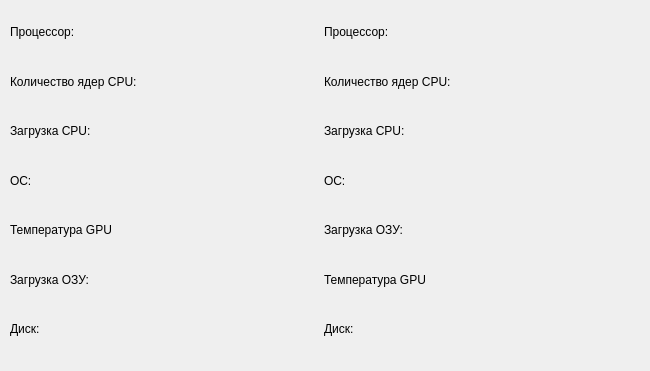
Nam4ik/LMS-Disk, file src/frontend/SysInfo.ui: the form before one commit.
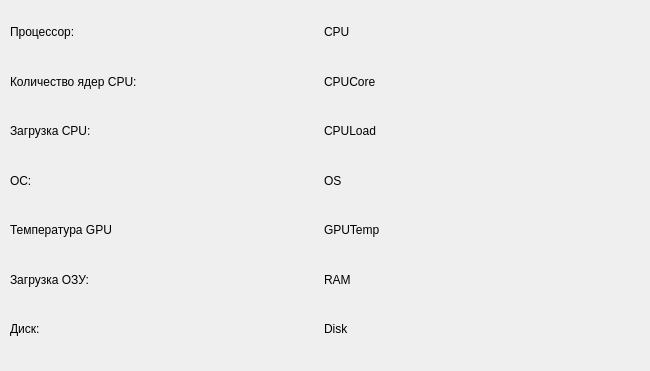
The form after the commit.

Commit message: Edited ui templates, fixing issue with unresizable widgets.

What changed in the file:
```diff
--- a/src/frontend/SysInfo.ui
+++ b/src/frontend/SysInfo.ui
@@ -13,7 +13,7 @@
   <property name="windowTitle">
    <string>Form</string>
   </property>
-  <widget class="QWidget" name="">
+  <widget class="QWidget" name="layoutWidget">
    <property name="geometry">
     <rect>
      <x>10</x>
@@ -83,49 +83,49 @@
         <item>
          <widget class="QLabel" name="CPU">
           <property name="text">
-           <string>Процессор:</string>
+           <string>CPU</string>
           </property>
          </widget>
         </item>
         <item>
          <widget class="QLabel" name="CPUCore">
           <property name="text">
-           <string>Количество ядер CPU:</string>
+           <string>CPUCore</string>
           </property>
          </widget>
         </item>
         <item>
          <widget class="QLabel" name="CPULoad">
           <property name="text">
-           <string>Загрузка CPU:</string>
+           <string>CPULoad</string>
           </property>
          </widget>
         </item>
         <item>
          <widget class="QLabel" name="OS">
           <property name="text">
-           <string>ОС:</string>
-          </property>
-         </widget>
-        </item>
-        <item>
-         <widget class="QLabel" name="RAM">
-          <property name="text">
-           <string>Загрузка ОЗУ:</string>
+           <string>OS</string>
           </property>
          </widget>
         </item>
         <item>
          <widget class="QLabel" name="GPUTemp">
           <property name="text">
-           <string>Температура GPU</string>
+           <string>GPUTemp</string>
+          </property>
+         </widget>
+        </item>
+        <item>
+         <widget class="QLabel" name="RAM">
+          <property name="text">
+           <string>RAM</string>
           </property>
          </widget>
         </item>
         <item>
          <widget class="QLabel" name="Disk">
           <property name="text">
-           <string>Диск:</string>
+           <string>Disk</string>
           </property>
          </widget>
         </item>
```
The commit also changes 5 other files.
